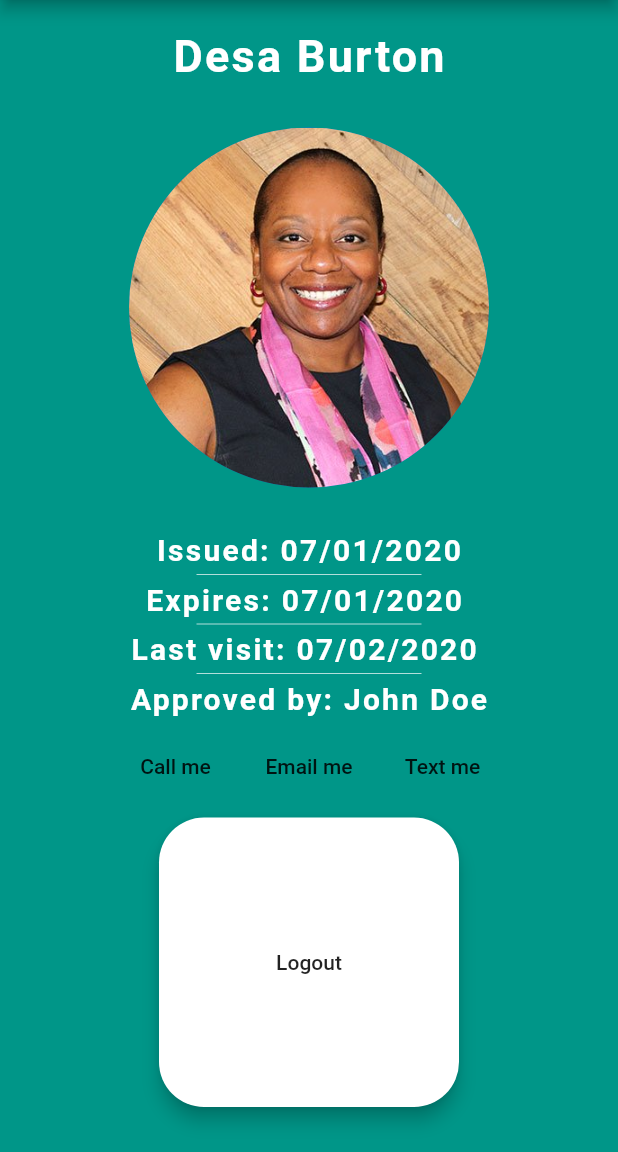
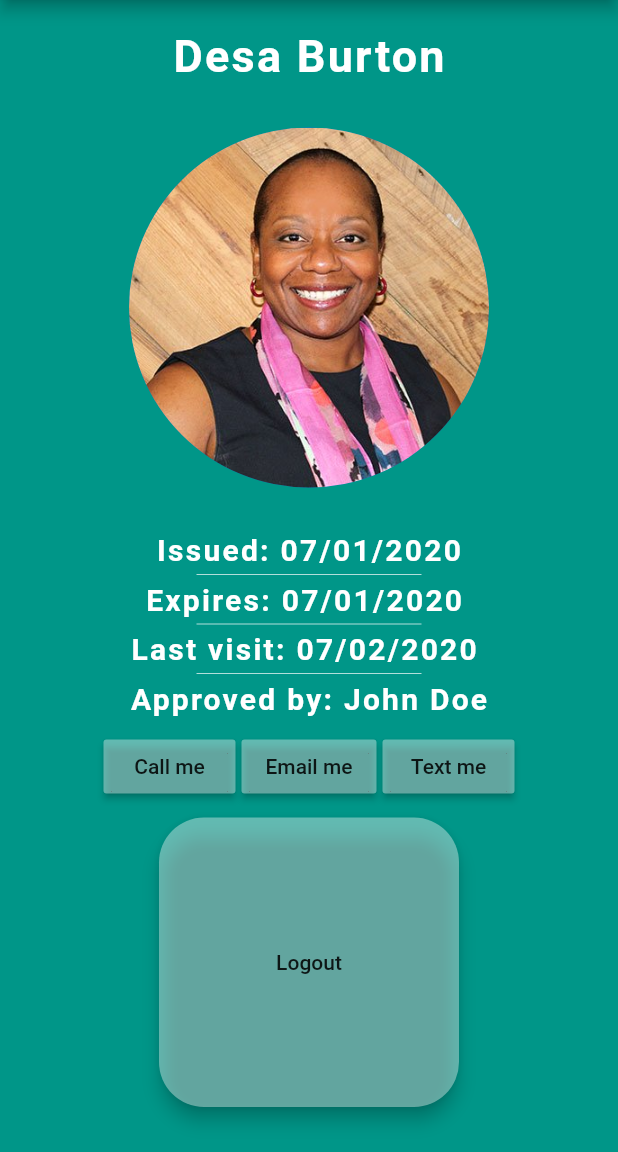
Before and after one commit to David-B-Comer/Access-Brandywine, a Flutter app: the screen it shows after launch, after a tap on "Login with Email", on a phone screen of 412 x 824 dp, the part 84-1236 px from its top. Run offline on Flutter 3.47's test engine with Material 2 defaults, Android fonts, the phone set to English and light mode, and no system bars; our stand-ins replace firebase_auth, flutter_signin_button, google_sign_in, image_picker; missing offline and left inert: flutter_facebook_login; accounts and stored records are empty; network calls fail.

Commit message:
converted call me, email me and text me to raisedButtons

```diff
--- a/lib/main.dart
+++ b/lib/main.dart
@@ -97,7 +97,6 @@ class _MyHomePageState extends State<MyHomePage> {
                 validator: (input) {
                   if (input.isEmpty) {
                     return 'Please type an password';
-                    // ignore: missing_return
                   }
                   return 'Please type a password';
                 },
--- a/lib/passport.dart
+++ b/lib/passport.dart
@@ -109,13 +109,22 @@ class _PassportPageState extends State<PassportPage> {
                     mainAxisAlignment: MainAxisAlignment.center,
                     crossAxisAlignment: CrossAxisAlignment.center,
                     children: <Widget>[
-                      FlatButton(
+                      RaisedButton(
+                          color: Colors.white38,
                           onPressed: () => launch("tel://9167051794"),
                           child: Text('Call me')),
-                      FlatButton(
+                      SizedBox(
+                        width: 4,
+                      ),
+                      RaisedButton(
+                          color: Colors.white38,
                           onPressed: () => launch("mailto:apehow111@gmail.com"),
                           child: Text('Email me')),
-                      FlatButton(
+                      SizedBox(
+                        width: 4,
+                      ),
+                      RaisedButton(
+                          color: Colors.white38,
                           onPressed: () => launch("sms://9167051794"),
                           child: Text('Text me')),
                     ],
@@ -127,7 +136,7 @@ class _PassportPageState extends State<PassportPage> {
                     child: Container(
                       margin: EdgeInsets.only(bottom: 30),
                       child: Material(
-                        color: Colors.white,
+                        color: Colors.white38,
                         borderRadius: BorderRadius.all(Radius.circular(30.0)),
                         elevation: 5.0,
                         child: MaterialButton(
```
Also changed, not shown: lib/register.dart (+13 -58 lines), 1 other file.
